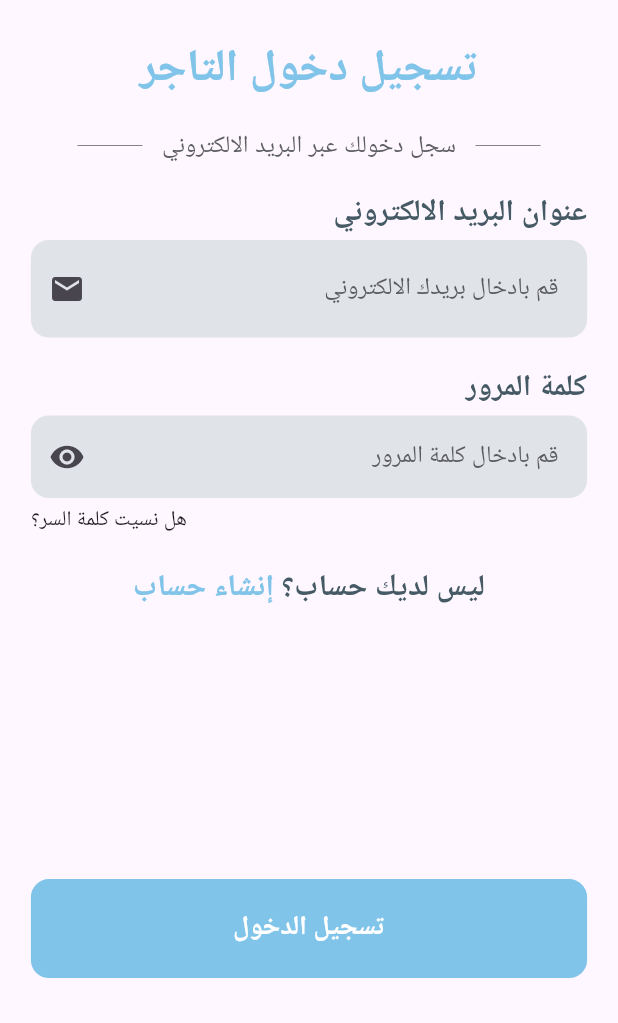
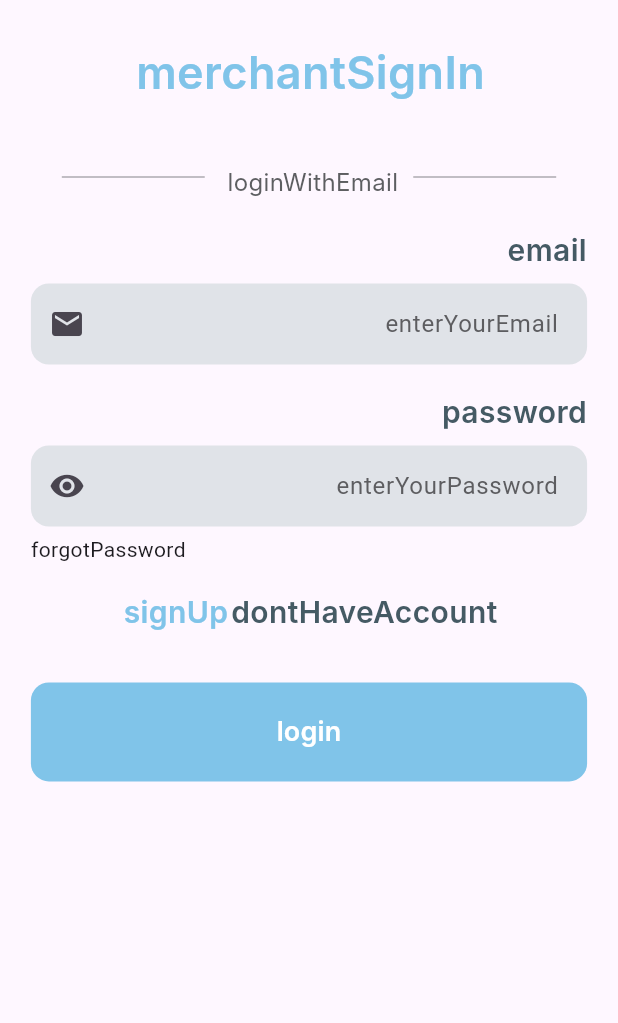
Before and after one commit to m17moud/betak-application, a Flutter app: the screen it shows after launch, after a tap on "seller", on a phone screen of 412 x 824 dp, the part 213-1236 px from its top. Run offline on Flutter 3.47's test engine with Material 3 defaults, Android fonts, the light colour scheme and no system bars; our stand-ins replace bloc, dartz, device_preview, dio, easy_localization, equatable and 6 more; Roboto replaces fonts that are missing (Inter); project files that could hold a hidden picture were left out.

Commit message:
feature sign in for merchant  completed

```diff
--- a/assets/translations/ar.json
+++ b/assets/translations/ar.json
@@ -42,5 +42,6 @@
     "phoneNumber": "رقم الهاتف",
     "enterYourPhone": "قم بإدخال رقم هاتفك",
     "createYourPassword": "أنشئ كلمة مرور حسابك",
-    "alreadyHaveAcount": "لديك حساب بالفعل ؟ "
+    "alreadyHaveAcount": "لديك حساب بالفعل ؟ ",
+    "merchantSignIn": "تسجيل دخول التاجر"
 }
--- a/lib/core/constants/constants.dart
+++ b/lib/core/constants/constants.dart
@@ -5,6 +5,8 @@ class Constants {
 
 //secure storage Specific
   static const String customerSecureStorage = "customerData";
+  static const String merchantSecureStorage = "merchantData";
+
 
 
   static const kTranstionDuration = Duration(milliseconds: 250);
--- a/lib/core/utils/string_manager.dart
+++ b/lib/core/utils/string_manager.dart
@@ -23,6 +23,8 @@ class AppStrings {
   static const String enterYourPhone= "enterYourPhone";
   static const String createYourPassword= "createYourPassword";
   static const String alreadyHaveAcount= "alreadyHaveAcount";
+  static const String merchantSignIn= "merchantSignIn";
+
 
 
 // text validation
--- /dev/null
+++ b/lib/features/auth_for_merchants/sign_in/data/models/merchant_login_response_model.dart
@@ -0,0 +1,38 @@
+
+
+import 'package:json_annotation/json_annotation.dart';
+
+part "merchant_login_response_model.g.dart";
+
+
+@JsonSerializable()
+class MerchantLoginResponseModel {
+  String? sellerId;
+  String? sellerName;
+  String? sellerMobile;
+  String? sellerEmail;
+  String? sellerFacebook;
+  String? sellerProductsType;
+  String? sellerAddress;
+  DateTime? sellerDate;
+
+
+
+  MerchantLoginResponseModel({
+    required this.sellerId,
+    required this.sellerName,
+    required this.sellerMobile,
+    required this.sellerEmail,
+    required this.sellerFacebook,
+    required this.sellerAddress,
+    required this.sellerProductsType,
+    required this.sellerDate,
+  });
+
+  factory MerchantLoginResponseModel.fromJson(Map<String, dynamic> json) => _$MerchantLoginResponseModelFromJson(json);
+
+
+  Map<String, dynamic> toJson() => _$MerchantLoginResponseModelToJson(this);
+
+
+}
--- /dev/null
+++ b/lib/features/auth_for_merchants/sign_in/domain/usecases/merchant_login_usecase.dart
@@ -0,0 +1,31 @@
+import 'package:betak/features/auth_for_merchants/sign_in/data/models/merchant_login_response_model.dart';
+import 'package:dartz/dartz.dart';
+import 'package:equatable/equatable.dart';
+
+import '../../../../../core/error/failures.dart';
+import '../../../../../core/usecases/usecase.dart';
+import '../repositories/merchant_login_repository.dart';
+
+class MerchantLoginUsecase implements UseCase<MerchantLoginResponseModel, Params> {
+  final MerchantLoginRepository repository;
+
+  MerchantLoginUsecase(this.repository);
+  late Params params;
+  @override
+  Future<Either<Failure, MerchantLoginResponseModel>> call(params) async {
+    return await repository.MerchantLogin(
+      pkey: params.pkey,
+      loginemail: params.loginemail,
+      loginpassword: params.loginpassword,
+    );
+  }
+}
+
+class Params extends Equatable {
+  final String pkey;
+  final String loginemail;
+  final String loginpassword;
+  const Params({required this.pkey,required this.loginemail, required this.loginpassword});
+  @override
+  List<Object?> get props => throw UnimplementedError();
+}
--- /dev/null
+++ b/lib/features/auth_for_merchants/sign_in/domain/usecases/merchant_logout_usecase.dart
@@ -0,0 +1,17 @@
+import 'package:dartz/dartz.dart';
+
+import '../../../../../core/error/failures.dart';
+import '../../../../../core/usecases/usecase.dart';
+import '../repositories/merchant_login_repository.dart';
+
+
+class MerchantLogoutUseCase implements UseCase<void, NoParams> {
+  final MerchantLoginRepository repository;
+
+  MerchantLogoutUseCase(this.repository);
+
+  @override
+  Future<Either<Failure, void>> call(params) async {
+    return await repository.MerchantLogout();
+  }
+}
--- /dev/null
+++ b/lib/features/auth_for_merchants/sign_in/presentation/cubit/merchant_login_cubit.dart
@@ -0,0 +1,75 @@
+import 'dart:convert';
+
+import 'package:betak/features/auth_for_merchants/sign_in/data/models/merchant_login_response_model.dart';
+import 'package:betak/features/auth_for_merchants/sign_in/domain/usecases/merchant_login_usecase.dart';
+import 'package:betak/features/auth_for_merchants/sign_in/domain/usecases/merchant_logout_usecase.dart';
+import 'package:bloc/bloc.dart';
+import 'package:dartz/dartz.dart';
+import 'package:flutter_secure_storage/flutter_secure_storage.dart';
+import 'package:meta/meta.dart';
+
+import '../../../../../core/api/end_ponits.dart';
+import '../../../../../core/constants/constants.dart';
+import '../../../../../core/error/failures.dart';
+import '../../../../../core/usecases/usecase.dart';
+
+
+part 'merchant_login_state.dart';
+
+class MerchantLoginCubit extends Cubit<MerchantLoginState> {
+  final MerchantLoginUsecase merchantLogin;
+  final MerchantLogoutUseCase merchantLogout;
+
+  MerchantLoginCubit(
+      {required this.merchantLogin, required this.merchantLogout})
+      : super(MerchantLoginInitial());
+
+  /// Handles user login logic.
+  Future<void> login(String email, String password) async {
+    emit(Loading());
+    final failureOrLogin = await merchantLogin.call(Params(
+        pkey: ApiConstants.merchantSignInPKey,
+        loginemail: email,
+        loginpassword: password));
+
+    failureOrLogin.fold(
+      (failure) => emit(LoginError(message: failure.message)),
+      (merchantInfo) => emit(LoggedIn(merchantInfo: merchantInfo)),
+    );
+  }
+
+  /// Handles user logout logic.
+  Future<void> logoutUser() async {
+    emit(Loading());
+    try {
+      final result = await merchantLogout.call(NoParams());
+      if (result != const Left(NetworkFailure())) {
+        emit(LoggedOut());
+      }
+    } catch (e) {
+      emit(LoginError(message: e.toString()));
+    }
+  }
+
+  /// Checks if the user is already authenticated.
+  Future<void> checkAuthStatus() async {
+    emit(Loading());
+    try {
+      FlutterSecureStorage secureStorage = const FlutterSecureStorage();
+
+      String? authJson =
+          await secureStorage.read(key: Constants.merchantSecureStorage);
+
+      if (authJson != null) {
+        emit(LoggedIn(
+          merchantInfo:
+          MerchantLoginResponseModel.fromJson(jsonDecode(authJson)),
+        ));
+      } else {
+        emit(LoggedOut());
+      }
+    } catch (e) {
+      emit(LoginError(message: e.toString()));
+    }
+  }
+}
--- /dev/null
+++ b/lib/features/auth_for_merchants/sign_in/presentation/cubit/merchant_login_state.dart
@@ -0,0 +1,25 @@
+part of 'merchant_login_cubit.dart';
+
+@immutable
+abstract class MerchantLoginState {}
+
+final class MerchantLoginInitial extends MerchantLoginState {}
+class Loading extends MerchantLoginState {}
+
+class LoggedIn extends MerchantLoginState {
+  final MerchantLoginResponseModel merchantInfo;
+
+   LoggedIn({required this.merchantInfo});
+
+  List<Object> get props => [merchantInfo];
+}
+
+class LoggedOut extends MerchantLoginState {}
+
+class LoginError extends MerchantLoginState {
+  final String message;
+
+  LoginError({required this.message});
+
+  List<Object> get props => [message];
+}
--- a/lib/features/auth_for_merchants/sign_in/presentation/pages/merchant_sign_in_view.dart
+++ b/lib/features/auth_for_merchants/sign_in/presentation/pages/merchant_sign_in_view.dart
@@ -1,4 +1,7 @@
+import 'package:betak/features/auth_for_merchants/sign_in/presentation/cubit/merchant_login_cubit.dart';
 import 'package:flutter/material.dart';
+import 'package:flutter_bloc/flutter_bloc.dart';
+import '../../../../../injection_container.dart';
 
 import '../widgets/merchant_sign_in_view_body.dart';
 
@@ -7,8 +10,10 @@ class MerchantSignInView extends StatelessWidget {
 
   @override
   Widget build(BuildContext context) {
-    return const Scaffold(
-      body: MerchantSignInViewBody(),
-    );
+    return BlocProvider(
+        create: (_) => sl<MerchantLoginCubit>(),
+        child: Scaffold(
+          body: MerchantSignInViewBody(),
+        ));
   }
 }
--- a/lib/features/auth_for_merchants/sign_in/presentation/widgets/merchant_sign_in_view_body.dart
+++ b/lib/features/auth_for_merchants/sign_in/presentation/widgets/merchant_sign_in_view_body.dart
@@ -1,3 +1,4 @@
+import 'package:betak/features/auth_for_merchants/sign_in/presentation/cubit/merchant_login_cubit.dart';
 import 'package:flutter/material.dart';
 import 'package:flutter_svg/flutter_svg.dart';
 
@@ -8,39 +9,73 @@ import '../../../../../core/widgets/custom_text_field.dart';
 import '../../../../../core/widgets/password_text_field.dart';
 import '../../../../../core/widgets/text_form_validation.dart';
 import '../../../../../generated/assets.dart';
+import '../../../../../core/widgets/login_error_dialog.dart';
+import 'package:easy_localization/easy_localization.dart';
 
-class MerchantSignInViewBody extends StatefulWidget {
-  const MerchantSignInViewBody({super.key});
+import '../../../../../core/utils/string_manager.dart';
+import '../../../../../core/widgets/custom_title_text.dart';
+import '../../../../../core/widgets/loading_dialog.dart';
+import 'package:flutter_bloc/flutter_bloc.dart';
 
-  @override
-  State<MerchantSignInViewBody> createState() => _MerchantSignInViewBodyState();
-}
+class MerchantSignInViewBody extends StatelessWidget {
+  final TextEditingController _emailController = TextEditingController();
 
-class _MerchantSignInViewBodyState extends State<MerchantSignInViewBody> {
+  final TextEditingController _passwordController = TextEditingController();
+  final _formKey = GlobalKey<FormState>();
   @override
   Widget build(BuildContext context) {
     var screenWidth = MediaQuery.of(context).size.width;
     var screenHeight = MediaQuery.of(context).size.height;
 
-    return Padding(
+    return BlocConsumer<MerchantLoginCubit, MerchantLoginState>(
+      listener: (context, state) {
+        if (state is Loading) {
+          showDialog(
+            context: context,
+            builder: (context) {
+              return const LoadingDialog();
+            },
+          );
+        } else if (state is LoggedIn) {
+          Navigator.of(context).pop(); // Hide loading dialog
+          Navigator.pushReplacementNamed(context, Routes.homeRoute);
+        } else if (state is LoginError) {
+          Navigator.of(context).pop(); // Hide loading dialog
+          showDialog(
+            context: context,
+            builder: (context) {
+              return LoginErrorDialog(message: state.message);
+            },
+          );
+        }
+      },
+      builder: (context, state) {
+        return Form(
+          child: Padding(
             padding: EdgeInsets.symmetric(horizontal: screenWidth * 0.05),
+            child: SingleChildScrollView(
+              child: Form(
+                key: _formKey,
                 child: Column(
                   children: [
                     const SizedBox(height: 60),
+                    Center(child: SvgPicture.asset(Assets.imagesLogo1)),
+                    const SizedBox(height: 20),
+                    Row(
+                      mainAxisAlignment: MainAxisAlignment.center,
+                      children: [
+                        CustomTitleText(
+                          text: AppStrings.merchantSignIn.tr(),
+                          style: Styles.styleSemiBoldInter30
+                              .copyWith(color: Styles.blueSky),
+                        ),
 
-          Center(child: SvgPicture.asset(Assets.imagesLogo1)),
-          const SizedBox(
-            height: 25,
+                      ],
                     ),
-          Text(
-            'تسجيل دخول التاجر',
-            style: Styles.styleSemiBoldInter30.copyWith(color: Styles.blueSky),
-          ),
-          const SizedBox(
-            height: 20,
-          ),
+                    const SizedBox(height: 30),
                     Padding(
-            padding: const EdgeInsets.symmetric(horizontal: 31),
+                      padding:
+                      EdgeInsets.symmetric(horizontal: screenWidth * 0.05),
                       child: Row(
                         children: [
                           const Expanded(
@@ -49,17 +84,13 @@ class _MerchantSignInViewBodyState extends State<MerchantSignInViewBody> {
                               color: Color(0xFF5D5E61),
                             ),
                           ),
-                const SizedBox(
-                  width: 13,
-                ),
-                Text(
-                  'سجل دخولك عبر البريد الالكتروني',
+                          const SizedBox(width: 10),
+                          CustomTitleText(
+                            text: AppStrings.loginWithEmail.tr(),
                             style: Styles.styleRegularInter16
                                 .copyWith(color: const Color(0xFF5D5E61)),
                           ),
-                const SizedBox(
-                  width: 13,
-                ),
+                          const SizedBox(width: 13),
                           const Expanded(
                             child: Divider(
                               thickness: .5,
@@ -69,112 +100,103 @@ class _MerchantSignInViewBodyState extends State<MerchantSignInViewBody> {
                         ],
                       ),
                     ),
-          const SizedBox(
-            height: 20,
-          ),
+                    const SizedBox(height: 10),
                     Align(
                       alignment: Alignment.topRight,
-            child: Text(
-              'عنوان البريد الالكتروني',
-              textAlign: TextAlign.right,
+                      child: CustomTitleText(
+                        text: AppStrings.email.tr(),
                         style: Styles.styleSemiBoldInter20
                             .copyWith(color: Styles.flyByNight),
                       ),
                     ),
-          const SizedBox(
-            height: 5,
-          ),
-          Container(
-            height: 65,
-            width: screenWidth * 9,
-            decoration: BoxDecoration(
-              color: const Color(0xFFE0E3E8),
-              borderRadius: BorderRadius.circular(12),
-            ),
-            child: const Center(
-              child: CustomTextField(
+                    const SizedBox(height: 5),
+                    CustomTextField(
                       icon: Icons.email,
                       validator: validateEmail,
-                hint: 'قم بادخال بريدك الالكتروني',
+                      hint: AppStrings.enterYourEmail.tr(),
+                      controller: _emailController,
                     ),
-            ),
-          ),
-          const SizedBox(
-            height: 20,
-          ),
+                    const SizedBox(height: 10),
                     Align(
                       alignment: Alignment.topRight,
-            child: Text(
-              'كلمة المرور',
+                      child: CustomTitleText(
+                        text: AppStrings.password.tr(),
                         style: Styles.styleSemiBoldInter20
                             .copyWith(color: Styles.flyByNight),
                       ),
                     ),
-          const SizedBox(
-            height: 5,
-          ),
+                    const SizedBox(height: 5),
                     PasswordTextField(
                       validator: validatePassword,
                       borderRadius: 12,
-            hint: 'قم بادخال كلمة المرور',
+                      hint: AppStrings.enterYourPassword.tr(),
                       checkVisibility: true,
                       screenWidth: screenWidth,
+                      controller: _passwordController,
                     ),
-          const SizedBox(
-            height: 5,
-          ),
+                    const SizedBox(height: 5),
                     Row(
                       mainAxisAlignment: MainAxisAlignment.end,
                       children: [
                         InkWell(
                           onTap: () {},
-                child: const Text("هل نسيت كلمة السر؟"),
-              )
+                          child: Text(AppStrings.forgotPassword.tr()),
+                        ),
                       ],
                     ),
-          const SizedBox(
-            height: 20,
-          ),
+                    const SizedBox(height: 10),
                     Row(
                       mainAxisAlignment: MainAxisAlignment.center,
                       children: [
-              Text(
-                "ليس لديك حساب؟ ",
+                        CustomTitleText(
+                          text: AppStrings.dontHaveAccount.tr(),
                           style: Styles.styleSemiBoldInter20
                               .copyWith(color: Styles.flyByNight),
                         ),
                         InkWell(
                           onTap: () {
                             Navigator.pushReplacementNamed(
-                      context, Routes.merchantSignUpRoute);
+                                context, Routes.clientSignUpRoute);
                           },
-                child: Text(
-                  "إنشاء حساب",
+                          child: CustomTitleText(
+                            text: AppStrings.signUp.tr(),
                             style: Styles.styleSemiBoldInter20
                                 .copyWith(color: Styles.blueSky),
                           ),
-              )
+                        ),
                       ],
                     ),
                     SizedBox(
                       height: screenHeight > 892 ? 40 : 30,
                     ),
-          const Spacer(),
                     Padding(
-            padding: const EdgeInsets.only(bottom: 30),
+                      padding: EdgeInsets.only(bottom: screenHeight * 0.04),
                       child: CustomButton1(
                         backgroundColor: Styles.blueSky,
-              onPressed: () {},
-              text: 'تسجيل الدخول',
-              textStyle:
-                  Styles.styleSemiBoldInter18.copyWith(color: Colors.white),
+                        onPressed: () {
+                          final email = _emailController.text.trim();
+                          final password = _passwordController.text.trim();
+                          if (_formKey.currentState?.validate() ?? false) {
+                            context
+                                .read<MerchantLoginCubit>()
+                                .login(email, password);
+                          }
+                        },
+                        text: AppStrings.login.tr(),
+                        textStyle: Styles.styleSemiBoldInter18
+                            .copyWith(color: Colors.white),
                         buttonWidth: screenWidth * 0.9,
-              buttonHeight: screenHeight * .08,
+                        buttonHeight: screenHeight * 0.08,
                         borderRadius: BorderRadius.circular(12),
                       ),
                     ),
                   ],
                 ),
+              ),
+            ),
+          ),
+        );
+      },
     );
   }
 }
--- a/lib/injection_container.dart
+++ b/lib/injection_container.dart
@@ -1,4 +1,11 @@
 
+import 'package:betak/features/auth_for_merchants/sign_in/data/datasources/merchant_login_local_data_source.dart';
+import 'package:betak/features/auth_for_merchants/sign_in/data/datasources/merchant_login_remote_data_source.dart';
+import 'package:betak/features/auth_for_merchants/sign_in/data/repositories/merchant_login_repository_imp.dart';
+import 'package:betak/features/auth_for_merchants/sign_in/domain/repositories/merchant_login_repository.dart';
+import 'package:betak/features/auth_for_merchants/sign_in/domain/usecases/merchant_login_usecase.dart';
+import 'package:betak/features/auth_for_merchants/sign_in/domain/usecases/merchant_logout_usecase.dart';
+import 'package:betak/features/auth_for_merchants/sign_in/presentation/cubit/merchant_login_cubit.dart';
 import 'package:dio/dio.dart';
 import 'package:get_it/get_it.dart';
 import 'package:http/http.dart' as http;
@@ -43,6 +50,13 @@ Future<void> init() async {
         () => ClientSignupRemoteDatasourceImpl(dio: DioConsumer(dio: sl())),
   );
 
+  sl.registerLazySingleton<MerchantLoginRemoteDataSource>(
+        () => MerchantLoginRemoteDataSourceImpl(dio: DioConsumer(dio: sl())),
+  );
+  sl.registerLazySingleton<MerchantLoginLocalDataSource>(
+        () => MerchantLoginLocalDataSourceImpl(),
+  );
+
   //! Repositories
   sl.registerLazySingleton<CustomerLoginRepository>(
         () => CustomerLoginRepositoryImp(
@@ -59,16 +73,31 @@ Future<void> init() async {
     ),
   );
 
+
+  sl.registerLazySingleton<MerchantLoginRepository>(
+        () => MerchantLoginRepositoryImp(
+      networkInfo: sl(), // This will work because NetworkInfo is registered first
+      local: sl(),
+      remote: sl(),
+    ),
+  );
+
   //! Use cases
   sl.registerLazySingleton(() => CustomerLoginUsecase(sl()));
   sl.registerLazySingleton(() => CustomerLogoutUseCase(sl()));
   sl.registerLazySingleton(() => AddClientUsecase(clientSignupRepository: sl()));
+
+  sl.registerLazySingleton(() => MerchantLoginUsecase(sl()));
+  sl.registerLazySingleton(() => MerchantLogoutUseCase(sl()));
 
   //! Cubits
   sl.registerFactory(
         () => CustomerLoginCubit(customerLogin: sl(), customerLogout: sl()),
   );
   sl.registerFactory(
+        () => MerchantLoginCubit(merchantLogin: sl(), merchantLogout: sl()),
+  );
+  sl.registerFactory(
         () => SignUpCubit(addClientUsecase: sl()),
   );
 }
```
Also changed, not shown: lib/features/auth_for_merchants/sign_in/data/datasources/merchant_login_local_data_source.dart (added, +43 -0 lines), lib/features/auth_for_merchants/sign_in/data/datasources/merchant_login_remote_data_source.dart (added, +34 -0 lines), lib/features/auth_for_merchants/sign_in/data/repositories/merchant_login_repository_imp.dart (added, +80 -0 lines), lib/features/auth_for_merchants/sign_in/domain/entities/merchant_entity.dart (added, +25 -0 lines), lib/features/auth_for_merchants/sign_in/domain/repositories/merchant_login_repository.dart (added, +18 -0 lines), lib/features/auth_for_merchants/sign_in/data/models/merchant_login_response_model.g.dart (added). Lines whose indentation alone changed are shown as unchanged.
